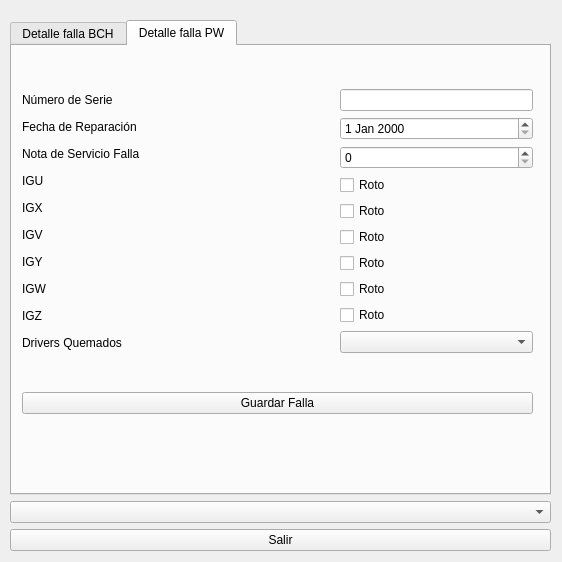
Hombre7Electrico/VVVF_PPS-2-, file BD-VVVF/asociarfalla.ui: the form before one commit.
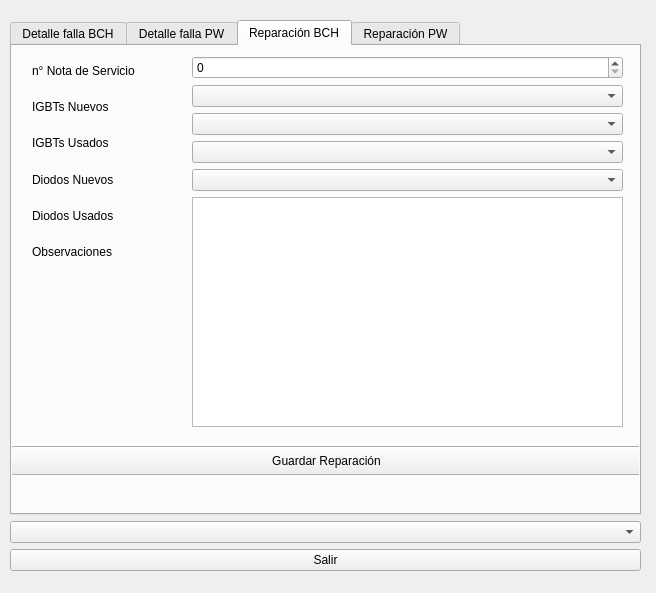
The form after the commit. The open tabs and pages were chosen to show the change.

Commit message: Anda el comboBOx

Diff of the .ui file:
```diff
--- a/BD-VVVF/asociarfalla.ui
+++ b/BD-VVVF/asociarfalla.ui
@@ -6,8 +6,8 @@
    <rect>
     <x>0</x>
     <y>0</y>
-    <width>562</width>
-    <height>562</height>
+    <width>656</width>
+    <height>593</height>
    </rect>
   </property>
   <property name="windowTitle">
@@ -18,8 +18,8 @@
     <rect>
      <x>10</x>
      <y>20</y>
-     <width>541</width>
-     <height>531</height>
+     <width>631</width>
+     <height>551</height>
     </rect>
    </property>
    <layout class="QVBoxLayout" name="verticalLayout_9">
@@ -203,8 +203,8 @@
              <rect>
               <x>10</x>
               <y>10</y>
-              <width>511</width>
-              <height>391</height>
+              <width>531</width>
+              <height>411</height>
              </rect>
             </property>
             <layout class="QVBoxLayout" name="verticalLayout_8">
@@ -384,6 +384,190 @@
             </layout>
            </widget>
           </widget>
+          <widget class="QWidget" name="tab_3">
+           <attribute name="title">
+            <string>Reparación BCH</string>
+           </attribute>
+           <widget class="QPushButton" name="pushButton">
+            <property name="geometry">
+             <rect>
+              <x>-1</x>
+              <y>400</y>
+              <width>631</width>
+              <height>29</height>
+             </rect>
+            </property>
+            <property name="text">
+             <string>Guardar Reparación</string>
+            </property>
+           </widget>
+           <widget class="QWidget" name="layoutWidget">
+            <property name="geometry">
+             <rect>
+              <x>20</x>
+              <y>10</y>
+              <width>130</width>
+              <height>211</height>
+             </rect>
+            </property>
+            <layout class="QVBoxLayout" name="verticalLayout_11">
+             <item>
+              <widget class="QLabel" name="label_19">
+               <property name="text">
+                <string>n° Nota de Servicio</string>
+               </property>
+              </widget>
+             </item>
+             <item>
+              <widget class="QLabel" name="label_20">
+               <property name="text">
+                <string>IGBTs Nuevos</string>
+               </property>
+              </widget>
+             </item>
+             <item>
+              <widget class="QLabel" name="label_21">
+               <property name="text">
+                <string>IGBTs Usados</string>
+               </property>
+              </widget>
+             </item>
+             <item>
+              <widget class="QLabel" name="label_22">
+               <property name="text">
+                <string>Diodos Nuevos</string>
+               </property>
+              </widget>
+             </item>
+             <item>
+              <widget class="QLabel" name="label_23">
+               <property name="text">
+                <string>Diodos Usados</string>
+               </property>
+              </widget>
+             </item>
+             <item>
+              <widget class="QLabel" name="label_24">
+               <property name="text">
+                <string>Observaciones</string>
+               </property>
+              </widget>
+             </item>
+            </layout>
+           </widget>
+           <widget class="QWidget" name="layoutWidget">
+            <property name="geometry">
+             <rect>
+              <x>180</x>
+              <y>10</y>
+              <width>431</width>
+              <height>371</height>
+             </rect>
+            </property>
+            <layout class="QVBoxLayout" name="verticalLayout_12">
+             <item>
+              <widget class="QSpinBox" name="spinBoxNR_BCH"/>
+             </item>
+             <item>
+              <widget class="QComboBox" name="comboBoxIGBT_NEW"/>
+             </item>
+             <item>
+              <widget class="QComboBox" name="comboBox_2IGBT_OLD"/>
+             </item>
+             <item>
+              <widget class="QComboBox" name="comboBox_3D_NEW"/>
+             </item>
+             <item>
+              <widget class="QComboBox" name="comboBox_4D_OLD"/>
+             </item>
+             <item>
+              <widget class="QPlainTextEdit" name="plainTextEdit"/>
+             </item>
+            </layout>
+           </widget>
+          </widget>
+          <widget class="QWidget" name="tab_4">
+           <attribute name="title">
+            <string>Reparación PW</string>
+           </attribute>
+           <widget class="QPushButton" name="pushButton_3">
+            <property name="geometry">
+             <rect>
+              <x>-1</x>
+              <y>400</y>
+              <width>631</width>
+              <height>29</height>
+             </rect>
+            </property>
+            <property name="text">
+             <string>Guardar Reparación</string>
+            </property>
+           </widget>
+           <widget class="QWidget" name="layoutWidget">
+            <property name="geometry">
+             <rect>
+              <x>10</x>
+              <y>10</y>
+              <width>130</width>
+              <height>141</height>
+             </rect>
+            </property>
+            <layout class="QVBoxLayout" name="verticalLayout_13">
+             <item>
+              <widget class="QLabel" name="label_28">
+               <property name="text">
+                <string>n° Nota de Servicio</string>
+               </property>
+              </widget>
+             </item>
+             <item>
+              <widget class="QLabel" name="label_27">
+               <property name="text">
+                <string>IGBTs Nuevos</string>
+               </property>
+              </widget>
+             </item>
+             <item>
+              <widget class="QLabel" name="label_25">
+               <property name="text">
+                <string>IGBTs Usados</string>
+               </property>
+              </widget>
+             </item>
+             <item>
+              <widget class="QLabel" name="label_26">
+               <property name="text">
+                <string>Observaciones</string>
+               </property>
+              </widget>
+             </item>
+            </layout>
+           </widget>
+           <widget class="QWidget" name="layoutWidget">
+            <property name="geometry">
+             <rect>
+              <x>160</x>
+              <y>10</y>
+              <width>451</width>
+              <height>381</height>
+             </rect>
+            </property>
+            <layout class="QVBoxLayout" name="verticalLayout_14">
+             <item>
+              <widget class="QSpinBox" name="spinBoxNR_PW"/>
+             </item>
+             <item>
+              <widget class="QComboBox" name="comboBoxIGBT_NEW_2"/>
+             </item>
+             <item>
+              <widget class="QComboBox" name="comboBox_2IGBT_OLD_2"/>
+             </item>
+             <item>
+              <widget class="QPlainTextEdit" name="plainTextEdit_2"/>
+             </item>
+            </layout>
+           </widget>
+          </widget>
          </widget>
         </item>
        </layout>
```
Left out of the diff: 6 changed lines with no effect on the pictures. The commit also changes 60 other files.
